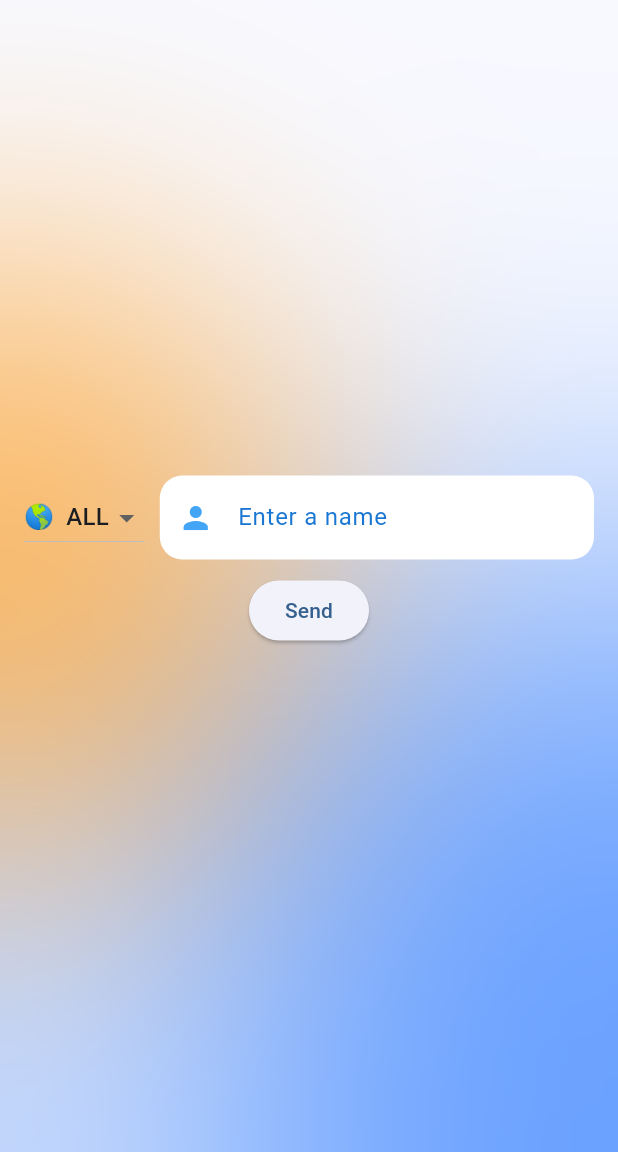
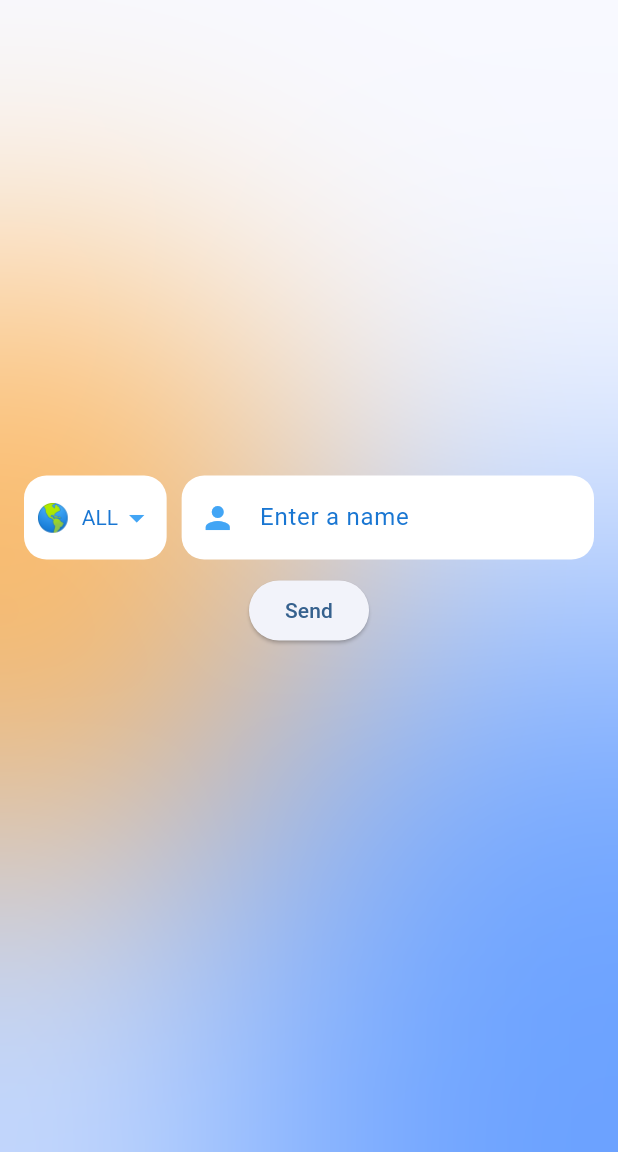
Before and after one commit to DavidKlant/neon_david_cursor, a Flutter app: the screen it shows after launch, on a phone screen of 412 x 824 dp, the part 84-1236 px from its top. Run offline on Flutter 3.47's test engine with Material 3 defaults, Android fonts, the phone set to English and light mode, and no system bars; drawn by our look-alikes of flutter_animate; our stand-ins replace bloc, flutter_bloc.

Commit message:
Design Country Selector

```diff
--- a/lib/widgets/country_selector.dart
+++ b/lib/widgets/country_selector.dart
@@ -10,7 +10,16 @@ class CountrySelector extends StatelessWidget {
   Widget build(BuildContext context) {
     return BlocBuilder<SelectCountryCubit, SelectCountryCubitState>(
       builder: (context, state) {
-        return DropdownButton<String>(
+        return Container(
+          decoration: BoxDecoration(
+            color: Colors.white,
+            borderRadius: BorderRadius.circular(15),
+            border: Border.all(color: Colors.transparent, width: 0),
+          ),
+          child: Padding(
+            padding: const EdgeInsets.symmetric(horizontal: 8),
+            child: DropdownButtonHideUnderline(
+              child: DropdownButton<String>(
                 value: CountryData.emojiToCountryCodeAndName.entries
                     .firstWhere(
                         (entry) => entry.value.countryCode == state.countryCode)
@@ -20,18 +29,29 @@ class CountrySelector extends StatelessWidget {
                     context.read<SelectCountryCubit>().selectCountry(newValue);
                   }
                 },
-          items: CountryData.emojiToCountryCodeAndName.entries.map((entry) {
+                icon: Icon(Icons.arrow_drop_down, color: Colors.blue.shade400),
+                style: TextStyle(color: Colors.blue.shade900),
+                dropdownColor: Colors.white,
+                items:
+                    CountryData.emojiToCountryCodeAndName.entries.map((entry) {
                   return DropdownMenuItem<String>(
                     value: entry.key,
                     child: Row(
+                      mainAxisSize: MainAxisSize.min,
                       children: [
-                  Text(entry.key), // Flag emoji
+                        Text(entry.key,
+                            style: const TextStyle(fontSize: 18)), // Flag emoji
                         const SizedBox(width: 8),
-                  Text(entry.value.countryCode), // Country code
+                        Text(entry.value.countryCode,
+                            style: TextStyle(
+                                color: Colors.blue.shade700)), // Country code
                       ],
                     ),
                   );
                 }).toList(),
+              ),
+            ),
+          ),
         );
       },
     );
--- a/lib/widgets/name_input_form.dart
+++ b/lib/widgets/name_input_form.dart
@@ -31,7 +31,10 @@ class NameInputFormState extends State<NameInputForm> {
             delayMs: widget.delayMs,
             child: Row(
               children: [
-                const CountrySelector(),
+                const SizedBox(
+                  height: 56,
+                  child: CountrySelector(),
+                ),
                 const SizedBox(width: 10),
                 Expanded(
                   child: TextField(
```
Lines whose indentation alone changed are shown as unchanged.
